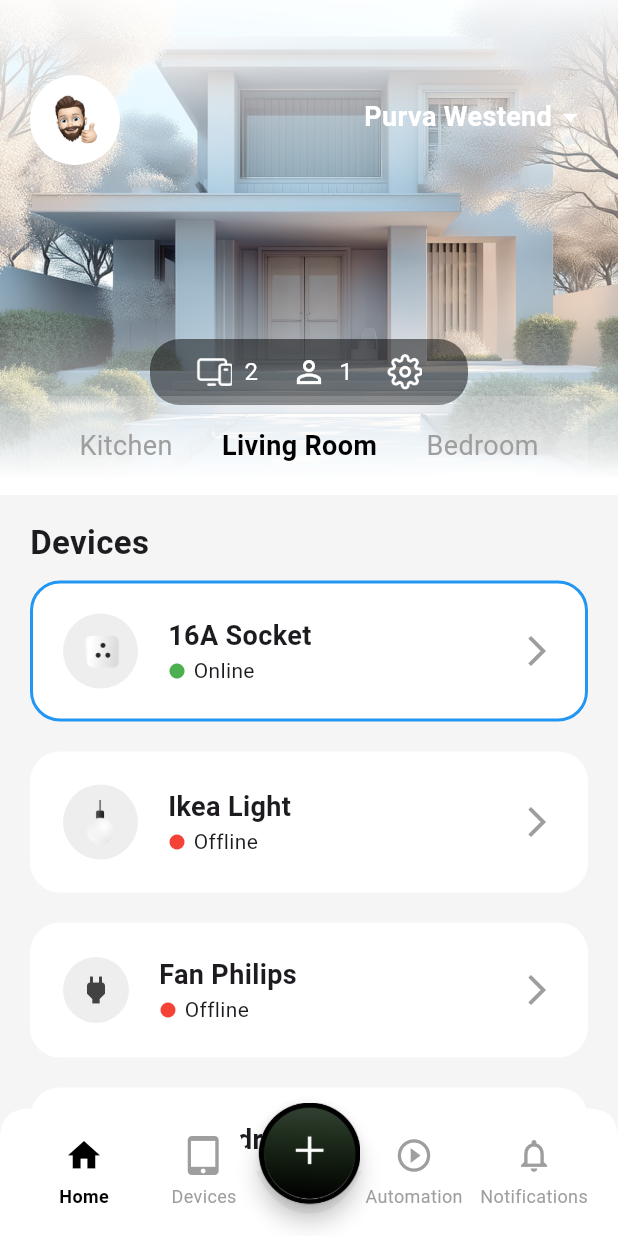
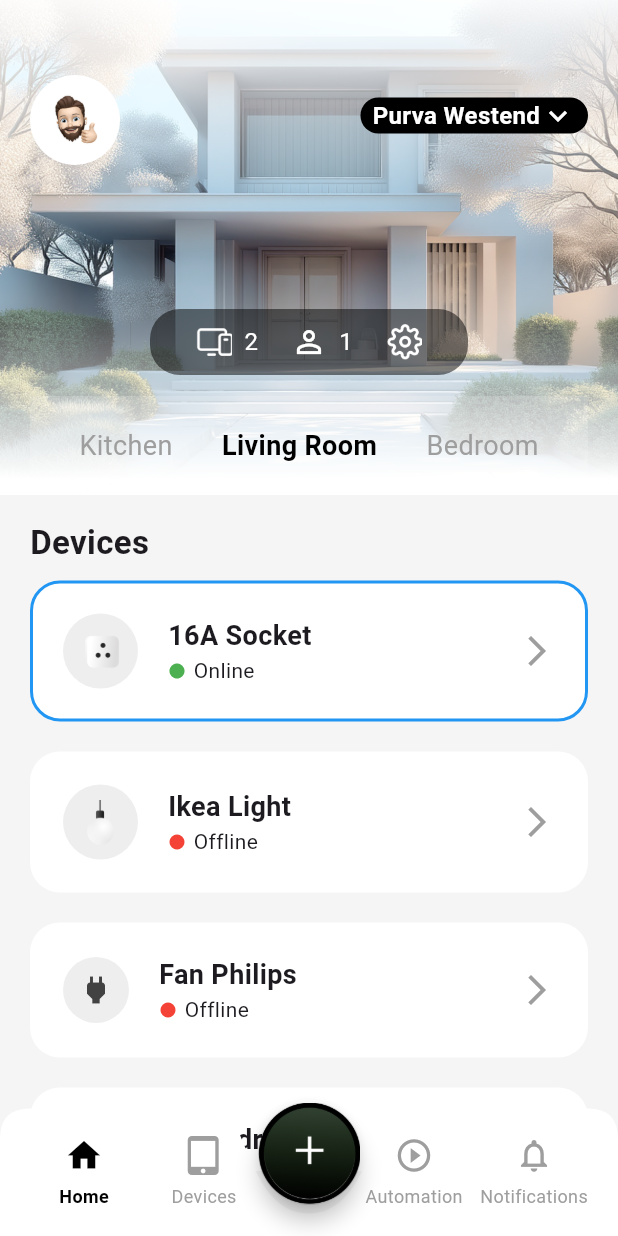
Before and after one commit to mohd-afid/machine_task, a Flutter app: the screen it shows after launch, on a phone screen of 412 x 824 dp. Run offline on Flutter 3.47's test engine with Material 3 defaults, Android fonts, the phone set to English and light mode, and no system bars.

Commit message:
design fix

```diff
--- a/lib/presentation/widgets/header_section.dart
+++ b/lib/presentation/widgets/header_section.dart
@@ -34,21 +34,31 @@ class HeaderSection extends StatelessWidget {
               ),
             ),
           ),
-          const Positioned(
+          Positioned(
             top: 65,
             right: 20,
-            child: Row(
-              children: [
-                Text(
-                  'Purva Westend',
-                  style: TextStyle(color: Colors.white, fontSize: 18, fontWeight: FontWeight.bold),
+            child: Container(
+              decoration: BoxDecoration(
+                color: Colors.black,
+                borderRadius: BorderRadius.circular(30),
+              ),
+              child: Padding(
+                padding: EdgeInsets.only(left: 8.0,right: 8),
+                child: const Row(
+                  children: [
+                   Text(
+                        'Purva Westend',
+                        style: TextStyle(color: Colors.white, fontSize: 16, fontWeight: FontWeight.bold),
+                      ),
+
+                    Icon(Icons.keyboard_arrow_down_sharp, color: Colors.white,size: 24,),
+                  ],
                 ),
-                Icon(Icons.arrow_drop_down, color: Colors.white),
-              ],
+              ),
             ),
           ),
           Positioned(
-            bottom: 60,
+            bottom: 80,
             left: 100,
             right: 100,
             child: Container(
```
Also changed, not shown: lib/assets/images/fan.png (added).
